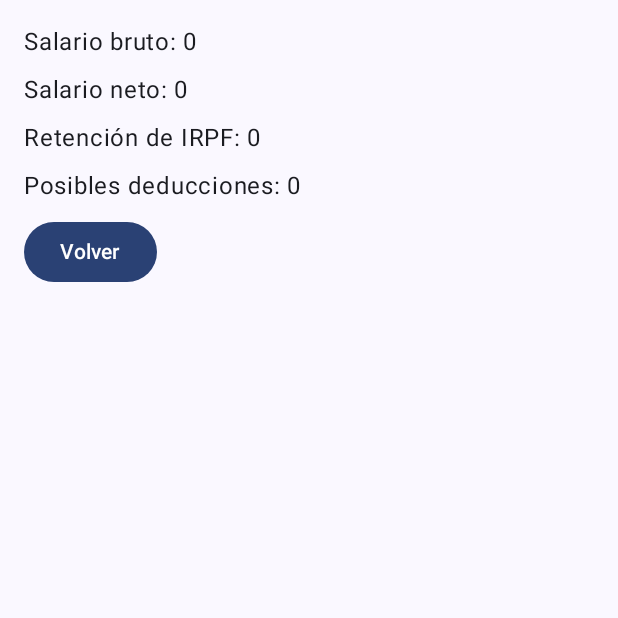
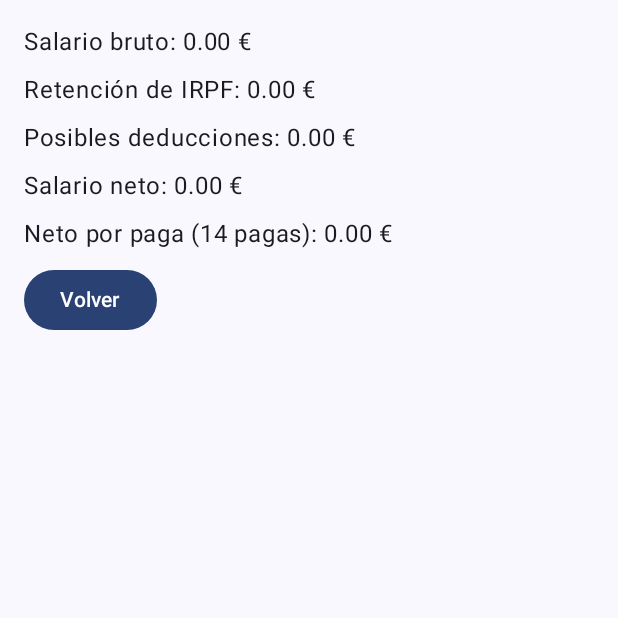
Before and after one commit to Aeb-M/CalculadoraActividadUno, an Android app built with Jetpack Compose: the screen it shows after launch (MainActivity), after a tap on "Calcular", on a phone screen of 412 x 824 dp, the top half of it. Run offline under Robolectric (Android 15) with nearby library versions, the phone set to English and light mode, and no system bars.

Commit message:
paso datos y calculo de resultados

```diff
--- a/app/src/main/java/com/aebm/calculadoraactividaduno/MainActivity.kt
+++ b/app/src/main/java/com/aebm/calculadoraactividaduno/MainActivity.kt
@@ -41,13 +41,19 @@ fun AppNavegacion(modifier: Modifier = Modifier) {
     ) {
         composable("formulario") {
             FormularioScreen(
-                onCalcular = { bruto -> navController.navigate("resultado/$bruto") }
+                onCalcular = { bruto, pagas, hijos ->
+                    navController.navigate("resultado/$bruto/$pagas/$hijos")
+                }
             )
         }
-        composable("resultado/{bruto}") { backStackEntry ->
+        composable("resultado/{bruto}/{pagas}/{hijos}") { backStackEntry ->
             val bruto = backStackEntry.arguments?.getString("bruto") ?: "0"
+            val pagas = backStackEntry.arguments?.getString("pagas") ?: "14"
+            val hijos = backStackEntry.arguments?.getString("hijos") ?: "0"
             ResultadoScreen(
                 bruto = bruto,
+                pagas = pagas,
+                hijos = hijos,
                 onVolver = { navController.popBackStack() }
             )
         }
--- a/app/src/main/java/com/aebm/calculadoraactividaduno/ui/theme/VistaDosResultado.kt
+++ b/app/src/main/java/com/aebm/calculadoraactividaduno/ui/theme/VistaDosResultado.kt
@@ -8,15 +8,37 @@ import androidx.compose.ui.tooling.preview.Preview
 import androidx.compose.ui.unit.dp
 
 @Composable
-fun ResultadoScreen(bruto: String, onVolver: () -> Unit, modifier: Modifier = Modifier) {
+fun ResultadoScreen(
+    bruto: String,
+    pagas: String,
+    hijos: String,
+    onVolver: () -> Unit,
+    modifier: Modifier = Modifier
+) {
+    val brutoNum = bruto.toDoubleOrNull() ?: 0.0
+    val pagasNum = (pagas.toIntOrNull() ?: 14).coerceAtLeast(1)
+    val hijosNum = hijos.toIntOrNull() ?: 0
+
+    val porcentaje = when {
+        brutoNum < 15000 -> 0.10
+        brutoNum < 30000 -> 0.15
+        brutoNum < 50000 -> 0.20
+        else -> 0.25
+    }
+    val retencion = brutoNum * porcentaje
+    val deducciones = hijosNum * 300.0
+    val neto = brutoNum - retencion + deducciones
+    val netoPorPaga = neto / pagasNum
+
     Column(
         modifier = modifier.padding(16.dp),
         verticalArrangement = Arrangement.spacedBy(8.dp)
     ) {
-        Text("Salario bruto: $bruto")
-        Text("Salario neto: 0")
-        Text("Retención de IRPF: 0")
-        Text("Posibles deducciones: 0")
+        Text("Salario bruto: ${"%.2f".format(brutoNum)} €")
+        Text("Retención de IRPF: ${"%.2f".format(retencion)} €")
+        Text("Posibles deducciones: ${"%.2f".format(deducciones)} €")
+        Text("Salario neto: ${"%.2f".format(neto)} €")
+        Text("Neto por paga ($pagasNum pagas): ${"%.2f".format(netoPorPaga)} €")
 
         Button(onClick = onVolver) {
             Text("Volver")
@@ -27,5 +49,5 @@ fun ResultadoScreen(bruto: String, onVolver: () -> Unit, modifier: Modifier = Mo
 @Preview(showBackground = true)
 @Composable
 fun VistaDosPreview() {
-    ResultadoScreen(bruto = "30000", onVolver = {})
+    ResultadoScreen(bruto = "30000", pagas = "14", hijos = "2", onVolver = {})
 }
--- a/app/src/main/java/com/aebm/calculadoraactividaduno/ui/theme/VistaUnoFormulario.kt
+++ b/app/src/main/java/com/aebm/calculadoraactividaduno/ui/theme/VistaUnoFormulario.kt
@@ -10,7 +10,7 @@ import androidx.compose.ui.tooling.preview.Preview
 import androidx.compose.ui.unit.dp
 
 @Composable
-fun FormularioScreen(onCalcular: (String) -> Unit, modifier: Modifier = Modifier) {
+fun FormularioScreen(onCalcular: (String, String, String) -> Unit, modifier: Modifier = Modifier) {
     var salarioBruto by remember { mutableStateOf("") }
     var numPagas by remember { mutableStateOf("") }
     var edad by remember { mutableStateOf("") }
@@ -31,7 +31,13 @@ fun FormularioScreen(onCalcular: (String) -> Unit, modifier: Modifier = Modifier
         OutlinedTextField(value = estadoCivil, onValueChange = { estadoCivil = it }, label = { Text("Estado civil") })
         OutlinedTextField(value = numHijos, onValueChange = { numHijos = it }, label = { Text("Número de hijos") })
 
-        Button(onClick = { onCalcular(salarioBruto.ifEmpty { "0" }) }) {
+        Button(onClick = {
+            onCalcular(
+                salarioBruto.ifEmpty { "0" },
+                numPagas.ifEmpty { "14" },
+                numHijos.ifEmpty { "0" }
+            )
+        }) {
             Text("Calcular")
         }
     }
@@ -40,5 +46,5 @@ fun FormularioScreen(onCalcular: (String) -> Unit, modifier: Modifier = Modifier
 @Preview(showBackground = true)
 @Composable
 fun FormularioPreview() {
-    FormularioScreen(onCalcular = {})
+    FormularioScreen(onCalcular = { _, _, _ -> })
 }
```
